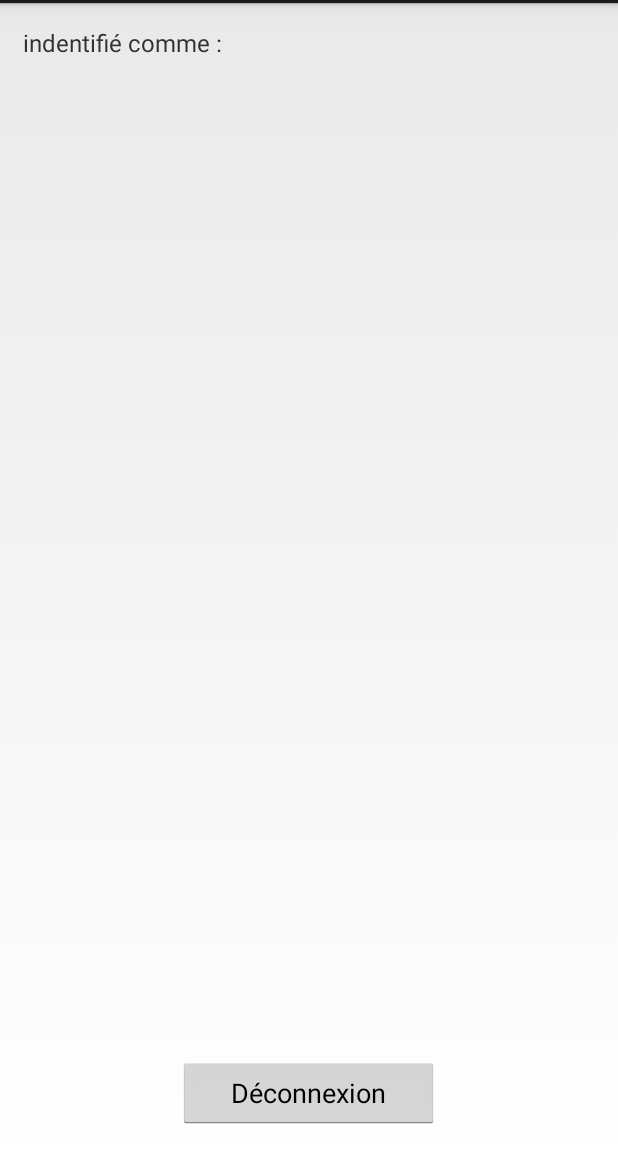
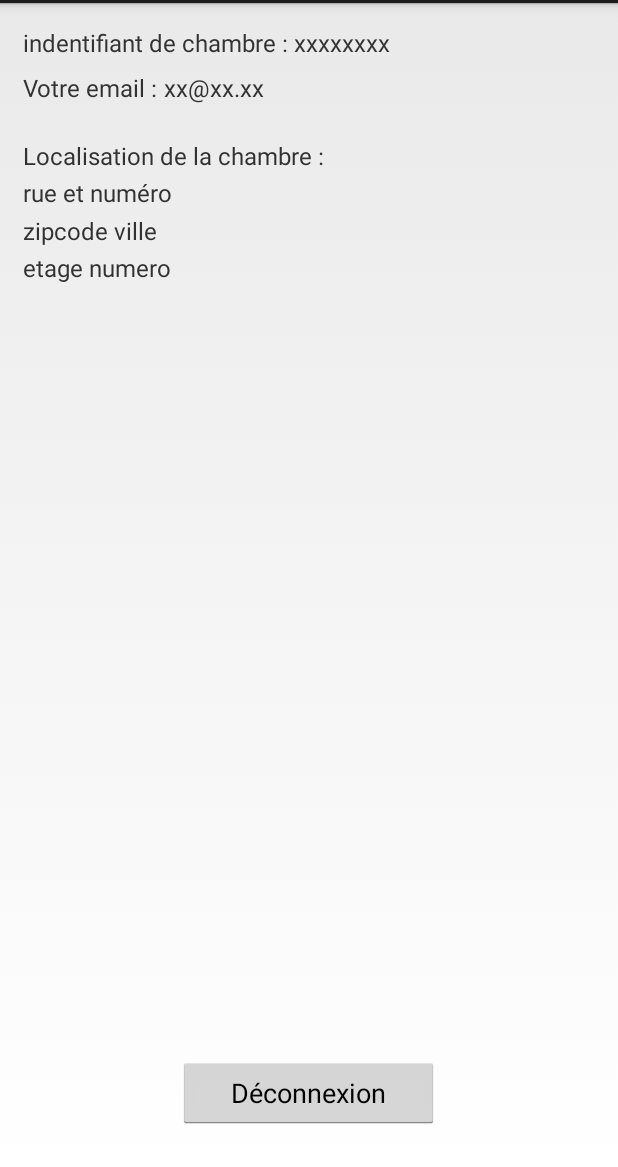
Before and after one commit to Tim-Tac/Foodlidays, an Android app: the layout activity_settings.xml on its own in the app's theme, with its tools: preview values and no code run, on a phone screen of 412 x 824 dp, the part 69-1236 px from its top. Run offline under Robolectric (Android 15) with nearby library versions, the phone set to English and light mode, and no system bars.

Commit message:
auto connexion + affichage d'infos en settings

```diff
--- a/app/src/main/java/com/innervision/timtac/foodlidays/FoodCard.java
+++ b/app/src/main/java/com/innervision/timtac/foodlidays/FoodCard.java
@@ -42,9 +42,7 @@ public class FoodCard extends Activity implements AdapterView.OnItemSelectedList
 
         try {
             result = new GetRequest().execute(url).get();
-        } catch (InterruptedException e) {
-            e.printStackTrace();
-        } catch (ExecutionException e) {
+        } catch (InterruptedException | ExecutionException e) {
             e.printStackTrace();
         }
 
--- a/app/src/main/res/layout/activity_settings.xml
+++ b/app/src/main/res/layout/activity_settings.xml
@@ -7,12 +7,114 @@
     android:padding="15dp"
     tools:context="com.innervision.timtac.foodlidays.Settings">
 
-    <TextView
-        android:id="@+id/indentifiant"
-        android:textSize="16sp"
-        android:layout_width="wrap_content"
+
+    <LinearLayout
+        android:layout_width="match_parent"
+        android:layout_height="wrap_content">
+
+        <TextView
+            android:textSize="16sp"
+            android:layout_width="wrap_content"
+            android:layout_height="wrap_content"
+            android:text="indentifiant de chambre : "/>
+
+        <TextView
+            android:id="@+id/indentifiant"
+            android:textSize="16sp"
+            android:layout_width="wrap_content"
+            android:layout_height="wrap_content"
+            android:text="xxxxxxxx"/>
+
+        </LinearLayout>
+
+    <LinearLayout
+        android:layout_width="match_parent"
         android:layout_height="wrap_content"
-        android:text="indentifié comme : "/>
+        android:layout_marginTop="30dp">
+
+        <TextView
+            android:textSize="16sp"
+            android:layout_width="wrap_content"
+            android:layout_height="wrap_content"
+            android:text="Votre email : "/>
+
+        <TextView
+            android:id="@+id/email"
+            android:textSize="16sp"
+            android:layout_width="wrap_content"
+            android:layout_height="wrap_content"
+            android:text="xx@xx.xx"/>
+
+    </LinearLayout>
+
+    <LinearLayout
+        android:layout_width="match_parent"
+        android:layout_height="wrap_content"
+        android:layout_marginTop="75dp">
+
+        <TextView
+            android:textSize="16sp"
+            android:layout_width="wrap_content"
+            android:layout_height="wrap_content"
+            android:text="Localisation de la chambre : "/>
+
+    </LinearLayout>
+
+    <LinearLayout
+        android:layout_width="match_parent"
+        android:layout_height="wrap_content"
+        android:layout_marginTop="100dp">
+
+        <TextView
+            android:id="@+id/adresse"
+            android:textSize="16sp"
+            android:layout_width="wrap_content"
+            android:layout_height="wrap_content"
+            android:text="rue et numéro"/>
+
+    </LinearLayout>
+
+    <LinearLayout
+        android:layout_width="match_parent"
+        android:layout_height="wrap_content"
+        android:layout_marginTop="125dp">
+
+        <TextView
+            android:id="@+id/zip"
+            android:textSize="16sp"
+            android:layout_width="wrap_content"
+            android:layout_height="wrap_content"
+            android:text="zipcode "/>
+
+        <TextView
+            android:id="@+id/ville"
+            android:textSize="16sp"
+            android:layout_width="wrap_content"
+            android:layout_height="wrap_content"
+            android:text="ville"/>
+
+    </LinearLayout>
+
+    <LinearLayout
+        android:layout_width="match_parent"
+        android:layout_height="wrap_content"
+        android:layout_marginTop="150dp">
+
+        <TextView
+            android:id="@+id/etage"
+            android:textSize="16sp"
+            android:layout_width="wrap_content"
+            android:layout_height="wrap_content"
+            android:text="etage "/>
+
+        <TextView
+            android:id="@+id/numero"
+            android:textSize="16sp"
+            android:layout_width="wrap_content"
+            android:layout_height="wrap_content"
+            android:text="numero"/>
+
+    </LinearLayout>
 
 
     <Button
--- /dev/null
+++ b/app/src/main/res/menu/menu_start.xml
@@ -0,0 +1,6 @@
+<menu xmlns:android="http://schemas.android.com/apk/res/android"
+    xmlns:tools="http://schemas.android.com/tools"
+    tools:context="com.innervision.timtac.foodlidays.Start">
+    <item android:id="@+id/action_settings" android:title="@string/action_settings"
+        android:orderInCategory="100" android:showAsAction="never" />
+</menu>
--- a/app/src/main/res/values/strings.xml
+++ b/app/src/main/res/values/strings.xml
@@ -1,5 +1,6 @@
 <?xml version="1.0" encoding="utf-8"?>
 <resources>
+
     <string name="app_name">Foodlidays</string>
     <string name="request_email">Entrez votre email</string>
     <string name="request_room">Entrez votre ID de chambre</string>
@@ -14,4 +15,8 @@
     <string name="email_valid_required">Un email valide est requis</string>
     <string name="or_use_qr">Ou utilisez le scanneur \nde QR code pour le remplir</string>
     <string name="sign">Connexion</string>
+    <string name="title_activity_start">Start</string>
+    <string name="hello_world">Hello world!</string>
+    <string name="action_settings">Settings</string>
+
 </resources>
```
Also changed, not shown: app/src/main/AndroidManifest.xml (+15 -4 lines), app/src/main/java/com/innervision/timtac/foodlidays/MainActivity.java (+30 -67 lines), app/src/main/java/com/innervision/timtac/foodlidays/Settings.java (+7 -7 lines), app/src/main/java/com/innervision/timtac/foodlidays/Start.java (added, +32 -0 lines), app/src/main/res/layout/activity_food_card.xml (+29 -3 lines), app/src/main/res/layout/activity_main.xml (+26 -17 lines), app/src/main/res/layout/activity_start.xml (added, +11 -0 lines), app/src/main/ic_launcher-web.png, app/src/main/res/drawable-hdpi/ic_launcher.png, app/src/main/res/drawable-mdpi/ic_launcher.png, app/src/main/res/drawable-xhdpi/ic_launcher.png, app/src/main/res/drawable-xxhdpi/ic_launcher.png, app/src/main/res/drawable/truelogofull.jpg (added), 2 other files.
